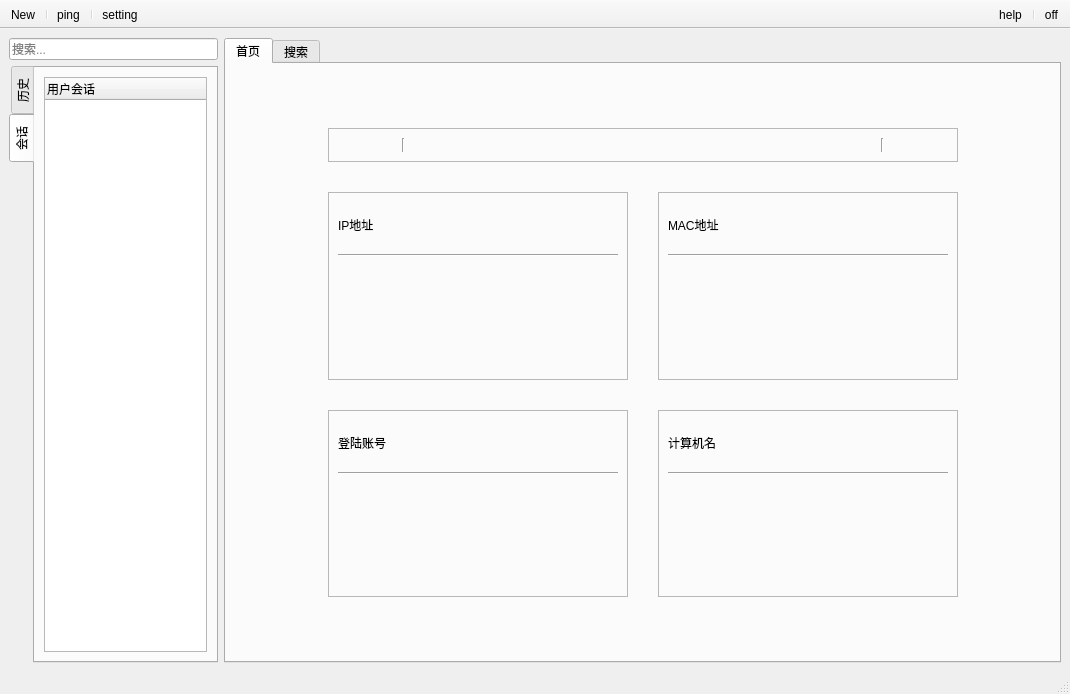
This is GUI/main.ui in SelfAlone/LanRemoteManager as Qt 5 draws it before an edit. The edited form follows.
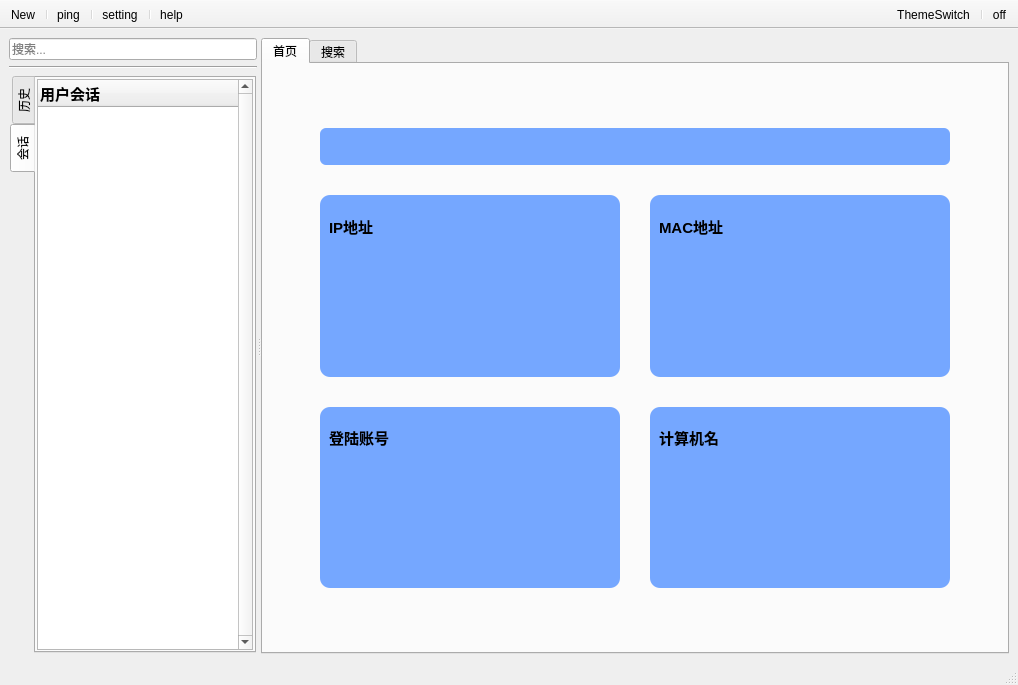
This is the edited form. Icons and pictures are not drawn.

What changed in the file:
```diff
--- a/GUI/main.ui
+++ b/GUI/main.ui
@@ -9,38 +9,78 @@
    <rect>
     <x>0</x>
     <y>0</y>
-    <width>1070</width>
-    <height>694</height>
+    <width>1018</width>
+    <height>685</height>
    </rect>
   </property>
   <property name="windowTitle">
    <string>MainWindow</string>
   </property>
   <widget class="QWidget" name="centralwidget">
-   <layout class="QHBoxLayout" name="horizontalLayout" stretch="2,8">
+   <layout class="QHBoxLayout" name="horizontalLayout">
     <item>
+     <widget class="QSplitter" name="splitter">
+      <property name="orientation">
+       <enum>Qt::Orientation::Horizontal</enum>
+      </property>
+      <widget class="QWidget" name="layoutWidget">
      <layout class="QVBoxLayout" name="verticalLayout">
       <item>
        <widget class="QLineEdit" name="LeftSearchEdit">
-        <property name="maximumSize">
-         <size>
-          <width>16777215</width>
-          <height>25</height>
-         </size>
-        </property>
         <property name="placeholderText">
          <string>搜索...</string>
         </property>
        </widget>
       </item>
       <item>
+         <widget class="Line" name="line_8">
+          <property name="orientation">
+           <enum>Qt::Orientation::Horizontal</enum>
+          </property>
+         </widget>
+        </item>
+        <item>
+         <widget class="QStackedWidget" name="stackedWidget">
+          <property name="frameShape">
+           <enum>QFrame::Shape::NoFrame</enum>
+          </property>
+          <property name="frameShadow">
+           <enum>QFrame::Shadow::Raised</enum>
+          </property>
+          <property name="currentIndex">
+           <number>0</number>
+          </property>
+          <widget class="QWidget" name="page">
+           <layout class="QVBoxLayout" name="verticalLayout_9">
+            <property name="spacing">
+             <number>1</number>
+            </property>
+            <property name="leftMargin">
+             <number>1</number>
+            </property>
+            <property name="topMargin">
+             <number>1</number>
+            </property>
+            <property name="rightMargin">
+             <number>1</number>
+            </property>
+            <property name="bottomMargin">
+             <number>1</number>
+            </property>
+            <item>
        <widget class="QTabWidget" name="tabWidget_2">
         <property name="tabPosition">
          <enum>QTabWidget::TabPosition::West</enum>
         </property>
+              <property name="tabShape">
+               <enum>QTabWidget::TabShape::Rounded</enum>
+              </property>
         <property name="currentIndex">
          <number>1</number>
         </property>
+              <property name="tabBarAutoHide">
+               <bool>false</bool>
+              </property>
         <widget class="QWidget" name="HistoryTab">
          <attribute name="icon">
           <iconset theme="QIcon::ThemeIcon::FormatJustifyLeft"/>
@@ -87,11 +127,35 @@
           <string>会话</string>
          </attribute>
          <layout class="QVBoxLayout" name="verticalLayout_3">
+                <property name="spacing">
+                 <number>1</number>
+                </property>
+                <property name="leftMargin">
+                 <number>1</number>
+                </property>
+                <property name="topMargin">
+                 <number>1</number>
+                </property>
+                <property name="rightMargin">
+                 <number>1</number>
+                </property>
+                <property name="bottomMargin">
+                 <number>1</number>
+                </property>
           <item>
            <widget class="QTreeWidget" name="treeWidget">
             <property name="contextMenuPolicy">
              <enum>Qt::ContextMenuPolicy::CustomContextMenu</enum>
             </property>
+                  <property name="verticalScrollBarPolicy">
+                   <enum>Qt::ScrollBarPolicy::ScrollBarAlwaysOn</enum>
+                  </property>
+                  <property name="horizontalScrollBarPolicy">
+                   <enum>Qt::ScrollBarPolicy::ScrollBarAsNeeded</enum>
+                  </property>
+                  <property name="sizeAdjustPolicy">
+                   <enum>QAbstractScrollArea::SizeAdjustPolicy::AdjustToContentsOnFirstShow</enum>
+                  </property>
             <property name="autoExpandDelay">
              <number>-1</number>
             </property>
@@ -99,6 +163,12 @@
              <property name="text">
               <string>用户会话</string>
              </property>
+                   <property name="font">
+                    <font>
+                     <pointsize>11</pointsize>
+                     <bold>true</bold>
+                    </font>
+                   </property>
              <property name="icon">
               <iconset theme="QIcon::ThemeIcon::FolderOpen"/>
              </property>
@@ -110,8 +180,54 @@
        </widget>
       </item>
      </layout>
-    </item>
+          </widget>
+          <widget class="QWidget" name="page_2">
+           <layout class="QVBoxLayout" name="verticalLayout_10">
+            <property name="spacing">
+             <number>1</number>
+            </property>
+            <property name="leftMargin">
+             <number>1</number>
+            </property>
+            <property name="topMargin">
+             <number>1</number>
+            </property>
+            <property name="rightMargin">
+             <number>1</number>
+            </property>
+            <property name="bottomMargin">
+             <number>1</number>
+            </property>
     <item>
+             <widget class="QTreeWidget" name="treeWidget_2">
+              <property name="contextMenuPolicy">
+               <enum>Qt::ContextMenuPolicy::CustomContextMenu</enum>
+              </property>
+              <property name="verticalScrollBarPolicy">
+               <enum>Qt::ScrollBarPolicy::ScrollBarAlwaysOn</enum>
+              </property>
+              <property name="horizontalScrollBarPolicy">
+               <enum>Qt::ScrollBarPolicy::ScrollBarAlwaysOn</enum>
+              </property>
+              <column>
+               <property name="text">
+                <string>搜索结果</string>
+               </property>
+               <property name="font">
+                <font>
+                 <pointsize>11</pointsize>
+                 <bold>true</bold>
+                </font>
+               </property>
+              </column>
+             </widget>
+            </item>
+           </layout>
+          </widget>
+         </widget>
+        </item>
+       </layout>
+      </widget>
      <widget class="QTabWidget" name="tabWidget">
       <property name="tabPosition">
        <enum>QTabWidget::TabPosition::North</enum>
@@ -129,6 +245,9 @@
        <bool>false</bool>
       </property>
       <widget class="QWidget" name="HomeTab">
+        <property name="styleSheet">
+         <string notr="true"/>
+        </property>
        <attribute name="icon">
         <iconset theme="QIcon::ThemeIcon::GoHome"/>
        </attribute>
@@ -168,6 +287,10 @@
             <height>250</height>
            </size>
           </property>
+           <property name="styleSheet">
+            <string notr="true">background-color: rgb(117, 167, 255);
+border-radius:10px;</string>
+           </property>
           <property name="frameShape">
            <enum>QFrame::Shape::StyledPanel</enum>
           </property>
@@ -178,7 +301,7 @@
            <item>
             <widget class="QLabel" name="label_11">
              <property name="text">
-              <string>计算机名</string>
+               <string>&lt;html&gt;&lt;head/&gt;&lt;body&gt;&lt;p&gt;&lt;span style=&quot; font-size:11pt; font-weight:700;&quot;&gt;计算机名&lt;/span&gt;&lt;/p&gt;&lt;/body&gt;&lt;/html&gt;</string>
              </property>
             </widget>
            </item>
@@ -191,8 +314,12 @@
            </item>
            <item>
             <widget class="QLabel" name="ClientNameLabel">
+              <property name="styleSheet">
+               <string notr="true">font-size: 20px;
+font-weight: bold;</string>
+              </property>
              <property name="text">
-              <string/>
+               <string>&lt;html&gt;&lt;head/&gt;&lt;body&gt;&lt;p&gt;&lt;span style=&quot; font-size:12pt; font-weight:700;&quot;&gt;&lt;/span&gt;&lt;/p&gt;&lt;/body&gt;&lt;/html&gt;</string>
              </property>
              <property name="alignment">
               <set>Qt::AlignmentFlag::AlignCenter</set>
@@ -223,6 +350,11 @@
             <height>250</height>
            </size>
           </property>
+           <property name="styleSheet">
+            <string notr="true">background-color: rgb(117, 167, 255);
+border-radius:10px;
+</string>
+           </property>
           <property name="frameShape">
            <enum>QFrame::Shape::StyledPanel</enum>
           </property>
@@ -233,12 +365,18 @@
            <item>
             <widget class="QLabel" name="label_7">
              <property name="text">
-              <string>IP地址</string>
+               <string>&lt;html&gt;&lt;head/&gt;&lt;body&gt;&lt;p&gt;&lt;span style=&quot; font-size:11pt; font-weight:700;&quot;&gt;IP地址&lt;/span&gt;&lt;/p&gt;&lt;/body&gt;&lt;/html&gt;</string>
+              </property>
+              <property name="textFormat">
+               <enum>Qt::TextFormat::AutoText</enum>
              </property>
             </widget>
            </item>
            <item>
             <widget class="Line" name="line_3">
+              <property name="styleSheet">
+               <string notr="true"/>
+              </property>
              <property name="orientation">
               <enum>Qt::Orientation::Horizontal</enum>
              </property>
@@ -246,8 +384,12 @@
            </item>
            <item>
             <widget class="QLabel" name="IpLabel">
+              <property name="styleSheet">
+               <string notr="true">font-size: 20px;
+font-weight: bold;</string>
+              </property>
              <property name="text">
-              <string/>
+               <string>&lt;html&gt;&lt;head/&gt;&lt;body&gt;&lt;p&gt;&lt;span style=&quot; font-size:12pt; font-weight:700;&quot;&gt;&lt;/span&gt;&lt;/p&gt;&lt;/body&gt;&lt;/html&gt;</string>
              </property>
              <property name="alignment">
               <set>Qt::AlignmentFlag::AlignCenter</set>
@@ -271,6 +413,11 @@
             <height>250</height>
            </size>
           </property>
+           <property name="styleSheet">
+            <string notr="true">background-color: rgb(117, 167, 255);
+border-radius: 10px;
+</string>
+           </property>
           <property name="frameShape">
            <enum>QFrame::Shape::StyledPanel</enum>
           </property>
@@ -281,7 +428,7 @@
            <item>
             <widget class="QLabel" name="label_9">
              <property name="text">
-              <string>MAC地址</string>
+               <string>&lt;html&gt;&lt;head/&gt;&lt;body&gt;&lt;p&gt;&lt;span style=&quot; font-size:11pt; font-weight:700;&quot;&gt;MAC地址&lt;/span&gt;&lt;/p&gt;&lt;/body&gt;&lt;/html&gt;</string>
              </property>
             </widget>
            </item>
@@ -294,8 +441,12 @@
            </item>
            <item>
             <widget class="QLabel" name="MacLabel">
+              <property name="styleSheet">
+               <string notr="true">font-size: 20px;
+font-weight: bold;</string>
+              </property>
              <property name="text">
-              <string/>
+               <string>&lt;html&gt;&lt;head/&gt;&lt;body&gt;&lt;p&gt;&lt;span style=&quot; font-size:12pt; font-weight:700;&quot;&gt;&lt;/span&gt;&lt;/p&gt;&lt;/body&gt;&lt;/html&gt;</string>
              </property>
              <property name="alignment">
               <set>Qt::AlignmentFlag::AlignCenter</set>
@@ -319,6 +470,10 @@
             <height>40</height>
            </size>
           </property>
+           <property name="styleSheet">
+            <string notr="true">background-color: rgb(117, 167, 255);
+border-radius:6px;</string>
+           </property>
           <property name="frameShape">
            <enum>QFrame::Shape::StyledPanel</enum>
           </property>
@@ -328,8 +483,15 @@
           <layout class="QHBoxLayout" name="horizontalLayout_3" stretch="1,0,8,0,1">
            <item>
             <widget class="QLabel" name="FullNameLabel">
+              <property name="styleSheet">
+               <string notr="true">font-size: 16px;
+font-weight: bold;</string>
+              </property>
              <property name="text">
-              <string/>
+               <string>&lt;html&gt;&lt;head/&gt;&lt;body&gt;&lt;p&gt;&lt;span style=&quot; font-size:11pt; font-weight:700;&quot;&gt;&lt;/span&gt;&lt;/p&gt;&lt;/body&gt;&lt;/html&gt;</string>
+              </property>
+              <property name="textFormat">
+               <enum>Qt::TextFormat::AutoText</enum>
              </property>
             </widget>
            </item>
@@ -356,8 +518,12 @@
            </item>
            <item>
             <widget class="QLabel" name="TimeLabel">
+              <property name="styleSheet">
+               <string notr="true">font-size: 16px;
+font-weight: bold;</string>
+              </property>
              <property name="text">
-              <string/>
+               <string>&lt;html&gt;&lt;head/&gt;&lt;body&gt;&lt;p&gt;&lt;span style=&quot; font-size:11pt; font-weight:700;&quot;&gt;&lt;/span&gt;&lt;/p&gt;&lt;/body&gt;&lt;/html&gt;</string>
              </property>
             </widget>
            </item>
@@ -378,6 +544,10 @@
             <height>250</height>
            </size>
           </property>
+           <property name="styleSheet">
+            <string notr="true">background-color: rgb(117, 167, 255);
+border-radius:10px;</string>
+           </property>
           <property name="frameShape">
            <enum>QFrame::Shape::StyledPanel</enum>
           </property>
@@ -388,7 +558,7 @@
            <item>
             <widget class="QLabel" name="label_10">
              <property name="text">
-              <string>登陆账号</string>
+               <string>&lt;html&gt;&lt;head/&gt;&lt;body&gt;&lt;p&gt;&lt;span style=&quot; font-size:11pt; font-weight:700;&quot;&gt;登陆账号&lt;/span&gt;&lt;/p&gt;&lt;/body&gt;&lt;/html&gt;</string>
              </property>
             </widget>
            </item>
@@ -401,8 +571,12 @@
            </item>
            <item>
             <widget class="QLabel" name="LoginUserLabel">
+              <property name="styleSheet">
+               <string notr="true">font-size: 20px;
+font-weight: bold;</string>
+              </property>
              <property name="text">
-              <string/>
+               <string>&lt;html&gt;&lt;head/&gt;&lt;body&gt;&lt;p&gt;&lt;span style=&quot; font-size:12pt; font-weight:700;&quot;&gt;&lt;/span&gt;&lt;/p&gt;&lt;/body&gt;&lt;/html&gt;</string>
              </property>
              <property name="alignment">
               <set>Qt::AlignmentFlag::AlignCenter</set>
@@ -570,6 +744,7 @@
        </layout>
       </widget>
      </widget>
+     </widget>
     </item>
    </layout>
   </widget>
@@ -598,6 +773,8 @@
    <addaction name="actionping"/>
    <addaction name="separator"/>
    <addaction name="actionsetting"/>
+   <addaction name="separator"/>
+   <addaction name="actionhelp"/>
   </widget>
   <widget class="QToolBar" name="toolBar_2">
    <property name="sizePolicy">
@@ -626,7 +803,7 @@
    </attribute>
    <addaction name="actionoff"/>
    <addaction name="separator"/>
-   <addaction name="actionhelp"/>
+   <addaction name="actionThemeSwitch"/>
   </widget>
   <action name="actionNew">
    <property name="icon">
@@ -698,6 +875,23 @@
     <enum>QAction::MenuRole::NoRole</enum>
    </property>
   </action>
+  <action name="actionThemeSwitch">
+   <property name="checkable">
+    <bool>true</bool>
+   </property>
+   <property name="icon">
+    <iconset theme="QIcon::ThemeIcon::WeatherClear"/>
+   </property>
+   <property name="text">
+    <string>ThemeSwitch</string>
+   </property>
+   <property name="toolTip">
+    <string>主题切换</string>
+   </property>
+   <property name="menuRole">
+    <enum>QAction::MenuRole::NoRole</enum>
+   </property>
+  </action>
  </widget>
  <resources/>
  <connections>
```
Left out of the diff: 24 changed lines with no effect on the pictures. Lines whose indentation alone changed are shown as unchanged.
